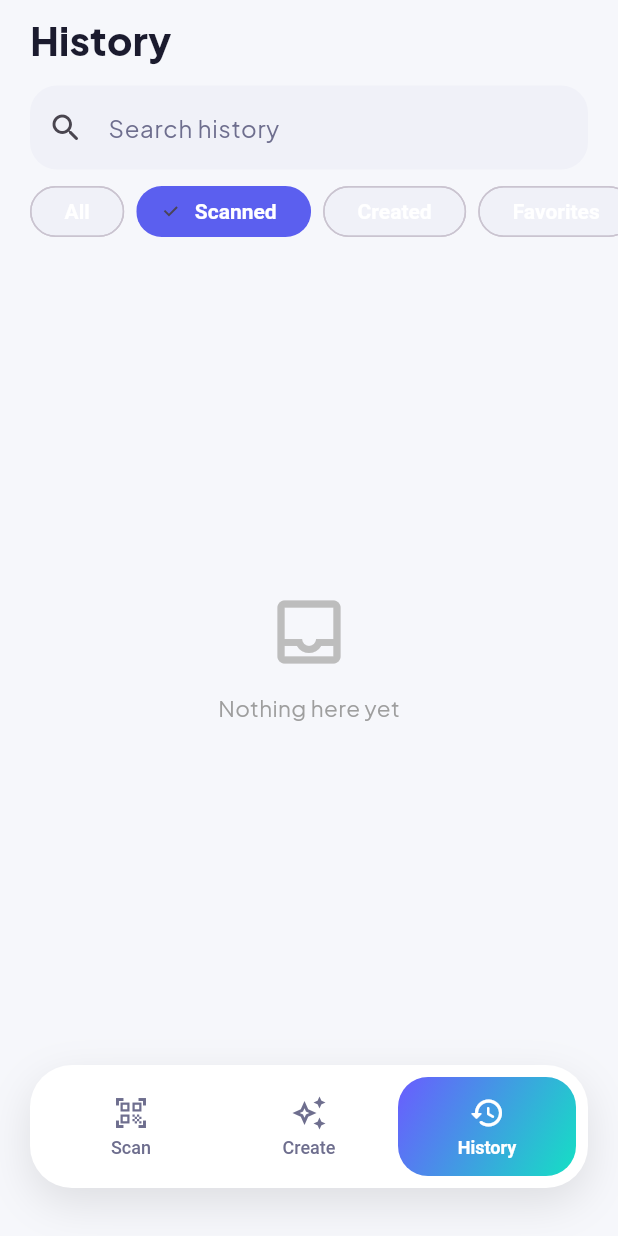
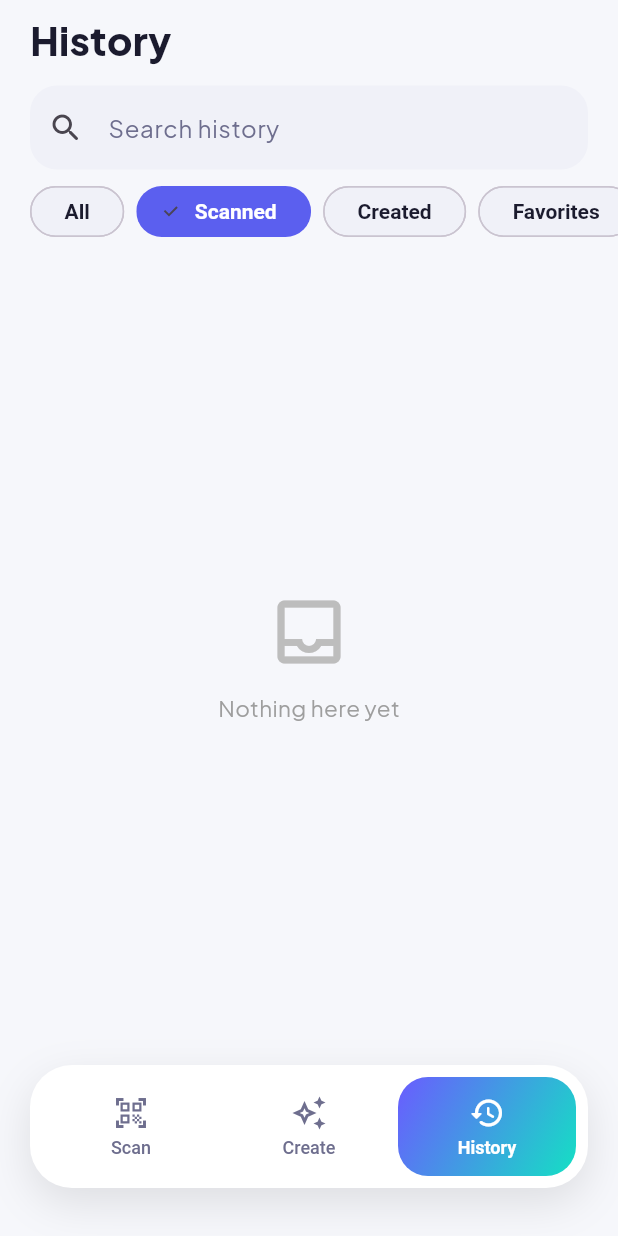
Before and after one commit to MTalhaSheikh/QR_scanner, a Flutter app: the screen it shows after launch, item 3 of the bottom bar chosen, after a tap on "Scanned", on a phone screen of 412 x 824 dp. Run offline on Flutter 3.47's test engine with Material 3 defaults, Android fonts, the phone set to English and light mode, and no system bars; our stand-ins replace barcode_widget, google_fonts, image_picker, qr_flutter, screenshot, share_plus and 1 more; missing offline and left inert: mobile_scanner; statements that could not run were skipped.

Commit message:
fixed the create and history screen for dark and light mode

```diff
--- a/lib/screens/generate_screen.dart
+++ b/lib/screens/generate_screen.dart
@@ -409,11 +409,16 @@ class _GenerateScreenState extends State<GenerateScreen> {
         padding: const EdgeInsets.symmetric(horizontal: 20, vertical: 8),
         children: options.entries.map((e) {
           final selected = _qrType == e.key;
+          final isDark = Theme.of(context).brightness == Brightness.dark;
+          final unselectedColor = isDark ? AppColors.textPrimaryDark : AppColors.textPrimaryLight;
           return Padding(
             padding: const EdgeInsets.only(right: 8),
             child: ChoiceChip(
-              avatar: Icon(e.value.$2, size: 16, color: selected ? Colors.white : null),
-              label: Text(e.value.$1),
+              avatar: Icon(e.value.$2, size: 16, color: selected ? Colors.white : unselectedColor),
+              label: Text(
+                e.value.$1,
+                style: TextStyle(color: selected ? Colors.white : unselectedColor),
+              ),
               selected: selected,
               onSelected: (_) => setState(() => _qrType = e.key),
             ),
@@ -438,10 +443,18 @@ class _GenerateScreenState extends State<GenerateScreen> {
         padding: const EdgeInsets.symmetric(horizontal: 20, vertical: 8),
         children: options.entries.map((e) {
           final selected = _barcodeType.runtimeType == e.value.runtimeType;
+          final isDark = Theme.of(context).brightness == Brightness.dark;
           return Padding(
             padding: const EdgeInsets.only(right: 8),
             child: ChoiceChip(
-              label: Text(e.key),
+              label: Text(
+                e.key,
+                style: TextStyle(
+                  color: selected
+                      ? Colors.white
+                      : (isDark ? AppColors.textPrimaryDark : AppColors.textPrimaryLight),
+                ),
+              ),
               selected: selected,
               onSelected: (_) => setState(() => _barcodeType = e.value),
             ),
--- a/lib/screens/history_screen.dart
+++ b/lib/screens/history_screen.dart
@@ -106,10 +106,18 @@ class _HistoryScreenState extends State<HistoryScreen> {
         padding: const EdgeInsets.symmetric(horizontal: 20),
         children: filters.entries.map((e) {
           final selected = _filter == e.key;
+          final isDark = Theme.of(context).brightness == Brightness.dark;
           return Padding(
             padding: const EdgeInsets.only(right: 8),
             child: ChoiceChip(
-              label: Text(e.value),
+              label: Text(
+                e.value,
+                style: TextStyle(
+                  color: selected
+                      ? Colors.white
+                      : (isDark ? AppColors.textPrimaryDark : AppColors.textPrimaryLight),
+                ),
+              ),
               selected: selected,
               onSelected: (_) => setState(() => _filter = e.key),
             ),
@@ -166,7 +174,9 @@ class _HistoryScreenState extends State<HistoryScreen> {
       child: Padding(
         padding: const EdgeInsets.only(bottom: 12),
         child: Material(
-          color: Theme.of(context).cardColor,
+          color: Theme.of(context).brightness == Brightness.dark
+              ? AppColors.darkCard
+              : AppColors.lightCard,
           borderRadius: BorderRadius.circular(20),
           child: InkWell(
             borderRadius: BorderRadius.circular(20),
--- a/lib/screens/result_screen.dart
+++ b/lib/screens/result_screen.dart
@@ -114,7 +114,9 @@ class ResultScreen extends StatelessWidget {
                         width: double.infinity,
                         padding: const EdgeInsets.all(20),
                         decoration: BoxDecoration(
-                          color: Theme.of(context).cardColor,
+                          color: Theme.of(context).brightness == Brightness.dark
+                              ? AppColors.darkCard
+                              : AppColors.lightCard,
                           borderRadius: BorderRadius.circular(22),
                           boxShadow: [
                             BoxShadow(
--- a/lib/theme/app_theme.dart
+++ b/lib/theme/app_theme.dart
@@ -11,6 +11,7 @@ class AppTheme {
 
     return base.copyWith(
       scaffoldBackgroundColor: AppColors.lightBg,
+      cardColor: AppColors.lightCard,
       colorScheme: base.colorScheme.copyWith(
         primary: AppColors.primary,
         secondary: AppColors.accent,
@@ -77,6 +78,7 @@ class AppTheme {
 
     return base.copyWith(
       scaffoldBackgroundColor: AppColors.darkBg,
+      cardColor: AppColors.darkCard,
       colorScheme: base.colorScheme.copyWith(
         primary: AppColors.primaryLight,
         secondary: AppColors.accent,
```
